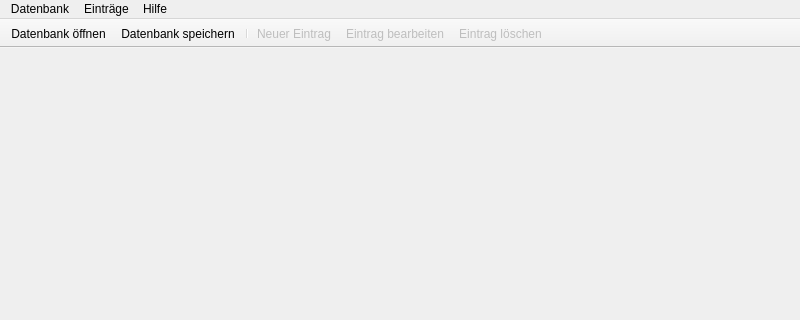
The window that ui/MainWindow.ui (JulWit/PasswordManager) describes before a commit, drawn with Qt 5; both pictures show x 0 to 800 and y 0 to 320 of the 800 by 600 pixel window.
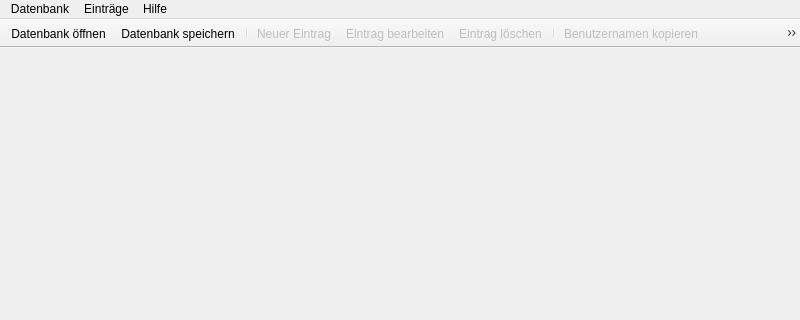
The same window after the commit. Icons and pictures are not drawn.

Commit message: Fehler bei der Anzeige der Eintragdetails beim Sortieren behoben, Neue Aktionen implementiert

The edit to the form file:
```diff
--- a/ui/MainWindow.ui
+++ b/ui/MainWindow.ui
@@ -75,6 +75,10 @@
    <addaction name="actionNewEntry"/>
    <addaction name="actionEditEntry"/>
    <addaction name="actionDeleteEntry"/>
+   <addaction name="separator"/>
+   <addaction name="actionCopyUsername"/>
+   <addaction name="actionCopyPassword"/>
+   <addaction name="actionCopyUrl"/>
   </widget>
   <action name="actionNewDatabase">
    <property name="icon">
@@ -148,6 +152,42 @@
     <string>Eintrag löschen</string>
    </property>
   </action>
+  <action name="actionCopyUsername">
+   <property name="enabled">
+    <bool>false</bool>
+   </property>
+   <property name="icon">
+    <iconset>
+     <normaloff>../img/username-copy.svg</normaloff>../img/username-copy.svg</iconset>
+   </property>
+   <property name="text">
+    <string>Benutzernamen kopieren</string>
+   </property>
+  </action>
+  <action name="actionCopyPassword">
+   <property name="enabled">
+    <bool>false</bool>
+   </property>
+   <property name="icon">
+    <iconset>
+     <normaloff>../img/password-copy.svg</normaloff>../img/password-copy.svg</iconset>
+   </property>
+   <property name="text">
+    <string>Passwort kopieren</string>
+   </property>
+  </action>
+  <action name="actionCopyUrl">
+   <property name="enabled">
+    <bool>false</bool>
+   </property>
+   <property name="icon">
+    <iconset>
+     <normaloff>../img/url-copy.svg</normaloff>../img/url-copy.svg</iconset>
+   </property>
+   <property name="text">
+    <string>URL kopieren</string>
+   </property>
+  </action>
  </widget>
  <resources/>
  <connections/>
```
Left out of the diff: 4 changed lines with no effect on the pictures. The commit also changes 2 other files.
